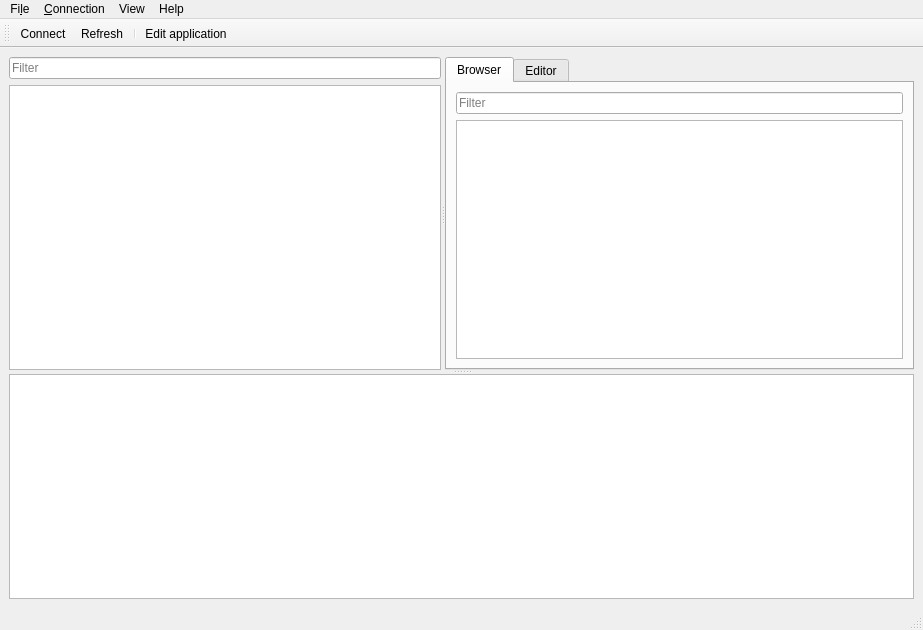
ov1d1u/telepatmanager, file main.ui: the form before one commit.
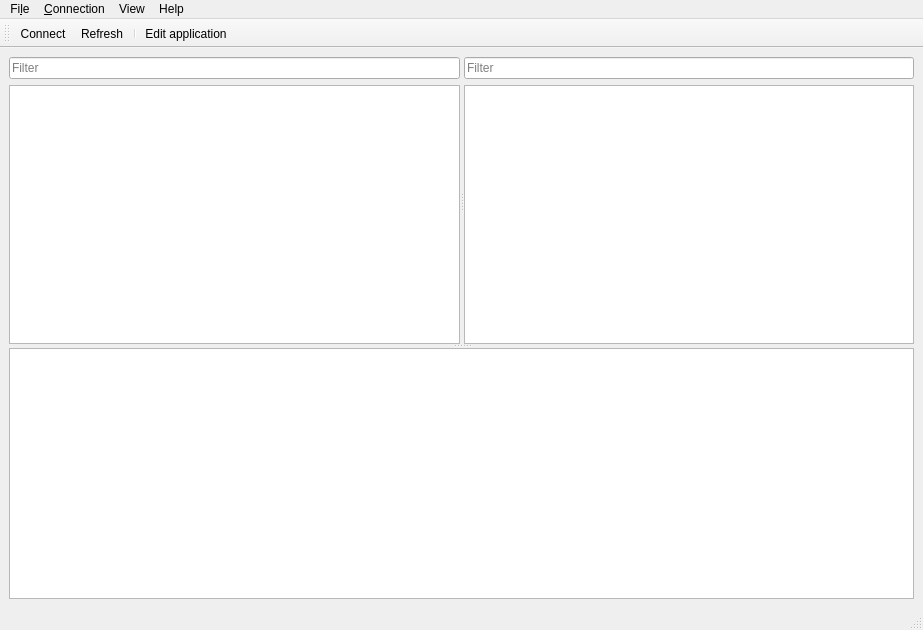
The form after the commit. Icons and pictures are not drawn. Custom widgets are drawn as their Qt base class.

Commit message: Model browser

The edit to the form file:
```diff
--- a/main.ui
+++ b/main.ui
@@ -51,46 +51,60 @@
          </item>
         </layout>
        </widget>
-       <widget class="QTabWidget" name="tabWidget">
-        <property name="tabShape">
-         <enum>QTabWidget::Rounded</enum>
-        </property>
+       <widget class="QStackedWidget" name="stackedWidget">
         <property name="currentIndex">
          <number>0</number>
         </property>
-        <property name="documentMode">
-         <bool>false</bool>
-        </property>
-        <widget class="QWidget" name="tabBrowser">
-         <attribute name="title">
-          <string>Browser</string>
-         </attribute>
-         <layout class="QHBoxLayout" name="horizontalLayout_2">
-          <item>
-           <layout class="QVBoxLayout" name="verticalLayout">
-            <item>
-             <widget class="QLineEdit" name="browserFilterLineEdit">
-              <property name="placeholderText">
-               <string>Filter</string>
-              </property>
-             </widget>
-            </item>
-            <item>
-             <widget class="QListView" name="listView"/>
-            </item>
-           </layout>
-          </item>
-         </layout>
-        </widget>
-        <widget class="QWidget" name="tabEditor">
-         <attribute name="title">
-          <string>Editor</string>
-         </attribute>
-         <layout class="QHBoxLayout" name="horizontalLayout">
+        <widget class="QWidget" name="contextEditor" native="true">
+         <layout class="QVBoxLayout" name="verticalLayout">
+          <property name="spacing">
+           <number>0</number>
+          </property>
+          <property name="leftMargin">
+           <number>0</number>
+          </property>
+          <property name="topMargin">
+           <number>0</number>
+          </property>
+          <property name="rightMargin">
+           <number>0</number>
+          </property>
+          <property name="bottomMargin">
+           <number>0</number>
+          </property>
           <item>
            <widget class="EditorTableView" name="tableView"/>
           </item>
          </layout>
+        </widget>
+        <widget class="ModelBrowser" name="modelBrowser" native="true">
+         <layout class="QVBoxLayout" name="verticalLayout_3">
+          <property name="spacing">
+           <number>6</number>
+          </property>
+          <property name="leftMargin">
+           <number>0</number>
+          </property>
+          <property name="topMargin">
+           <number>0</number>
+          </property>
+          <property name="rightMargin">
+           <number>0</number>
+          </property>
+          <property name="bottomMargin">
+           <number>0</number>
+          </property>
+          <item>
+           <widget class="QLineEdit" name="bFilterLineEdit">
+            <property name="placeholderText">
+             <string>Filter</string>
+            </property>
+           </widget>
+          </item>
+          <item>
+           <widget class="QTreeView" name="treeView"/>
+          </item>
+         </layout>
          <zorder>tableView</zorder>
          <zorder>tableView</zorder>
         </widget>
@@ -233,6 +247,12 @@
    <extends>QTableWidget</extends>
    <header>editortableview.h</header>
   </customwidget>
+  <customwidget>
+   <class>ModelBrowser</class>
+   <extends>QWidget</extends>
+   <header>modelbrowser.h</header>
+   <container>1</container>
+  </customwidget>
  </customwidgets>
  <resources>
   <include location="resources/icons.qrc"/>
```
Left out of the diff: 5 changed lines with no effect on the pictures. The commit also changes 8 other files.
